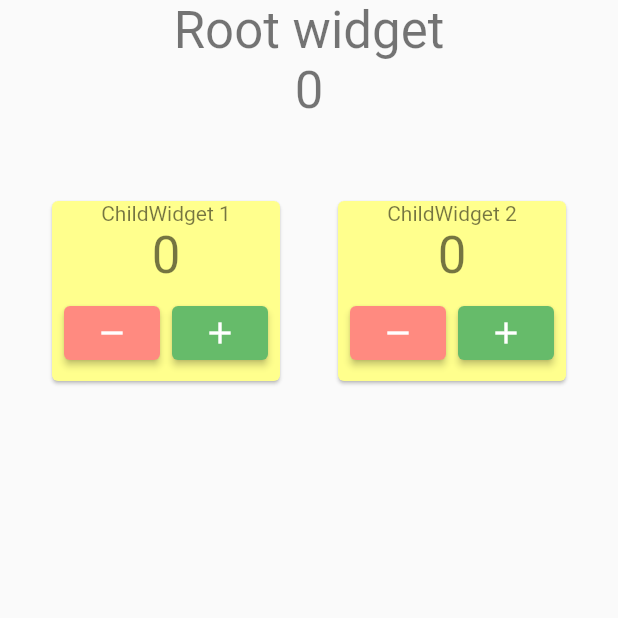
After one commit to PavelShkuropatsky/state_engines_flutter3, a Flutter app: the MobxTab screen opened directly, on a phone screen of 412 x 824 dp, the top half of it. The commit adds this screen. Run offline on Flutter 3.47's test engine with Material 2 defaults, Android fonts, the phone set to English and light mode, and no system bars; our stand-ins replace flutter_bloc, flutter_mobx, mobx; generated files the repository leaves out were written again.

Commit message:
adding MobX

```diff
--- /dev/null
+++ b/lib/mobx/counter.dart
@@ -0,0 +1,15 @@
+import 'package:mobx/mobx.dart';
+
+part 'counter.g.dart';
+
+class CounterMobx = _CounterMobx with _$CounterMobx;
+
+abstract class _CounterMobx with Store {
+  @observable
+  int counterValue = 0;
+
+  @action
+  increment() => counterValue ++;
+  @action
+  decrement() => counterValue --;
+}
--- a/lib/pages/home_page.dart
+++ b/lib/pages/home_page.dart
@@ -1,4 +1,5 @@
 import 'package:flutter/material.dart';
+import 'package:state_engines_flutter3/widgets/mobx_tab.dart';
 import '../widgets/bloc_cubit_tab.dart';
 import '../widgets/bloc_stream_tab.dart';
 import '../widgets/inherited_widget_tab.dart';
@@ -10,7 +11,7 @@ class HomePage extends StatelessWidget {
   @override
   Widget build(BuildContext context) {
     return DefaultTabController(
-      length: 5,
+      length: 6,
       child: Scaffold(
         appBar: AppBar(
           title: const Text('Управление состоянием'),
@@ -24,6 +25,7 @@ class HomePage extends StatelessWidget {
               Tab(text: 'Provider'),
               Tab(text: 'Bloc Stream'),
               Tab(text: 'Bloc Cubit'),
+              Tab(text: 'Mobx'),
             ],
           ),
         ),
@@ -34,7 +36,8 @@ class HomePage extends StatelessWidget {
             //ScopedModelPage(model: CounterStateModel()),
             ProviderTab(),
             BlocStreamTab(),
-            BlocCubitTab()
+            BlocCubitTab(),
+            MobxTab()
           ],
         ),
       ),
--- /dev/null
+++ b/lib/widgets/mobx_tab.dart
@@ -0,0 +1,105 @@
+import 'package:flutter/material.dart';
+import 'package:flutter/widgets.dart';
+import 'package:flutter_mobx/flutter_mobx.dart';
+import 'package:mobx/mobx.dart';
+import 'package:provider/provider.dart';
+import 'package:state_engines_flutter3/mobx/counter.dart';
+
+class MobxTab extends StatefulWidget {
+  const MobxTab({super.key});
+
+  @override
+  State<MobxTab> createState() => _MobxTabState();
+}
+
+class _MobxTabState extends State<MobxTab> with AutomaticKeepAliveClientMixin {
+  final counterMobx = CounterMobx();
+
+  @override
+  bool get wantKeepAlive => true;
+
+  final scaffoldKey = GlobalKey<ScaffoldState>();
+
+  late final ReactionDisposer evenNumberReaction;
+
+  @override
+  void initState() {
+    super.initState();
+    evenNumberReaction = autorun((_) {
+      if (counterMobx.counterValue % 2 == 0 && scaffoldKey.currentContext != null) {
+        ScaffoldMessenger.of(scaffoldKey.currentContext!).showSnackBar(
+          const SnackBar(
+            content: Text("Чётное число"),
+            duration: Duration(milliseconds: 100),
+          ),
+        );
+      }
+    });
+  }
+
+  @override
+  void dispose() {
+    evenNumberReaction();
+    super.dispose();
+  }
+
+  @override
+  Widget build(BuildContext context) {
+    super.build(context);
+    return Provider<CounterMobx>(
+      create: (_) => counterMobx,
+      child: Scaffold(
+          key: scaffoldKey,
+          body: Column(children: [
+            Text("Root widget", style: Theme.of(context).textTheme.headline4),
+            Observer(
+                builder: (_) =>
+                    Text(counterMobx.counterValue.toString(), style: Theme.of(context).textTheme.headline4)),
+            const SizedBox(height: 50),
+            Row(
+              mainAxisAlignment: MainAxisAlignment.spaceEvenly,
+              children: [_Counter(text: 'ChildWidget 1'), _Counter(text: 'ChildWidget 2')],
+            )
+          ])),
+    );
+  }
+}
+
+class _Counter extends StatelessWidget {
+  final String text;
+
+  const _Counter({super.key, required this.text});
+
+  @override
+  Widget build(BuildContext context) {
+    final counterMobx = Provider.of<CounterMobx>(context);
+
+    return Card(
+        margin: const EdgeInsets.fromLTRB(4, 4, 4, 32),
+        color: Colors.yellowAccent[100],
+        child: Column(children: [
+          Text(
+            text,
+            style: Theme.of(context).textTheme.headline4?.copyWith(fontSize: 14),
+          ),
+          Observer(
+            builder: (_) => Text(counterMobx.counterValue.toString(), style: Theme.of(context).textTheme.headline4),
+          ),
+          ButtonBar(
+            alignment: MainAxisAlignment.spaceEvenly,
+            children: [
+              ElevatedButton(
+                onPressed: counterMobx.decrement,
+                style: ElevatedButton.styleFrom(backgroundColor: Colors.redAccent[100]),
+                child: const Icon(Icons.remove),
+              ),
+              ElevatedButton(
+                onPressed: counterMobx.increment,
+                style: ElevatedButton.styleFrom(backgroundColor: Colors.green[400]),
+                child: const Icon(Icons.add),
+              ),
+            ],
+          )
+        ]));
+  }
+}
--- a/pubspec.yaml
+++ b/pubspec.yaml
@@ -36,10 +36,14 @@ dependencies:
   cupertino_icons: ^1.0.2
   provider: ^6.0.2
   flutter_bloc: ^8.0.1
+  mobx: ^2.0.7+4
+  flutter_mobx: ^2.0.6+1
 
 dev_dependencies:
   flutter_test:
     sdk: flutter
+  build_runner: ^2.2.0
+  mobx_codegen: ^2.0.7
 
   # The "flutter_lints" package below contains a set of recommended lints to
   # encourage good coding practices. The lint set provided by the package is
```
Also changed, not shown: lib/mobx/counter.g.dart (added), pubspec.lock.
